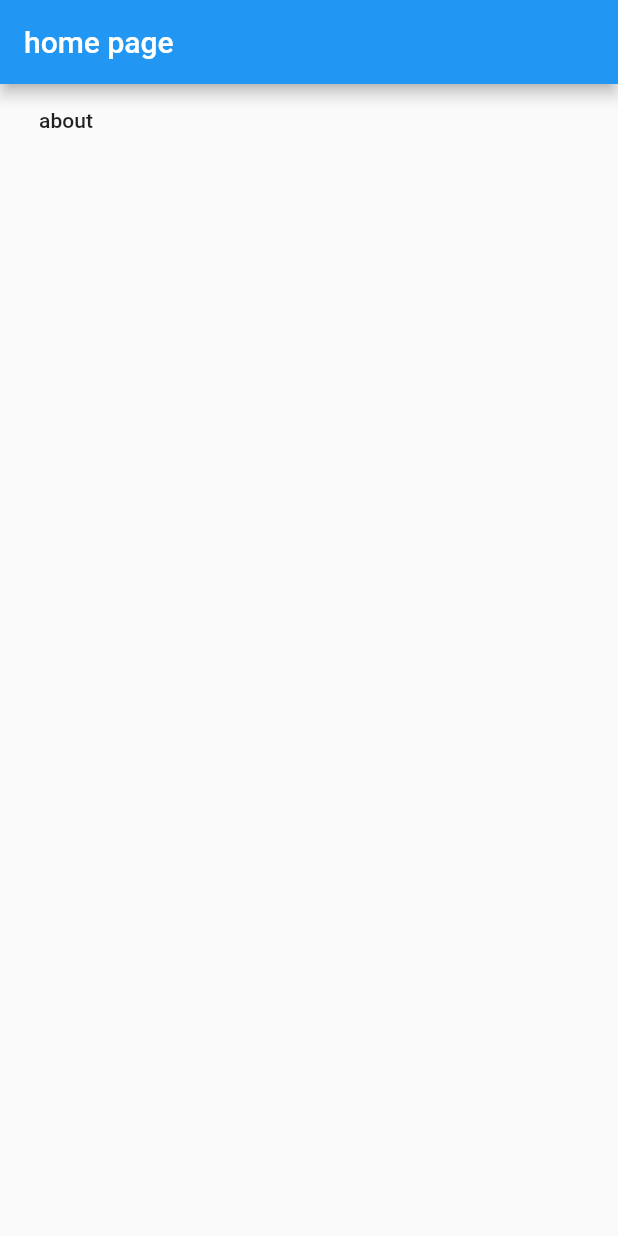
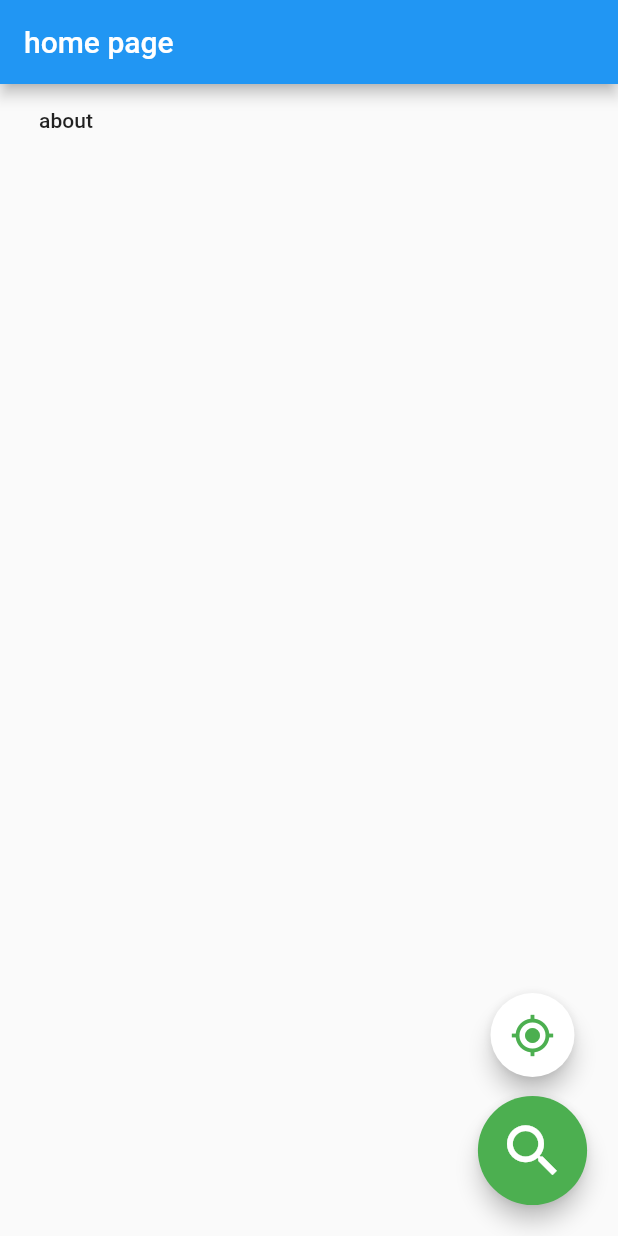
Before and after one commit to matyjb/KampusSGGW2.0, a Flutter app: the screen it shows after launch, on a phone screen of 412 x 824 dp. Run offline on Flutter 3.47's test engine with Material 2 defaults, Android fonts, the phone set to English and light mode, and no system bars.

Commit message:
Floating action button

```diff
--- a/kampus_sggw/lib/pages/home_page.dart
+++ b/kampus_sggw/lib/pages/home_page.dart
@@ -13,6 +13,37 @@ class HomePage extends StatelessWidget {
         onPressed: () => Navigator.pushNamed(context, '/about'),
         child: Text("about"),
       ),
+      floatingActionButton: Column(
+        mainAxisAlignment: MainAxisAlignment.end,
+        children: <Widget>[
+          Padding(
+            padding: const EdgeInsets.all(8.0),
+            child: FloatingActionButton(
+              onPressed: () {},
+              foregroundColor: Colors.green[500],
+              backgroundColor: Colors.white,
+              child: Icon(
+                Icons.my_location,
+                size: 30,
+              ),
+            ),
+          ),
+          Transform.scale(
+            scale: 1.3,
+            child: Padding(
+              padding: const EdgeInsets.all(13.0),
+              child: FloatingActionButton(
+                backgroundColor: Colors.green[500],
+                child: Icon(
+                  Icons.search,
+                  size: 35,
+                ),
+                onPressed: () {},
+              ),
+            ),
+          ),
+        ],
+      ),
     );
   }
 }
```
